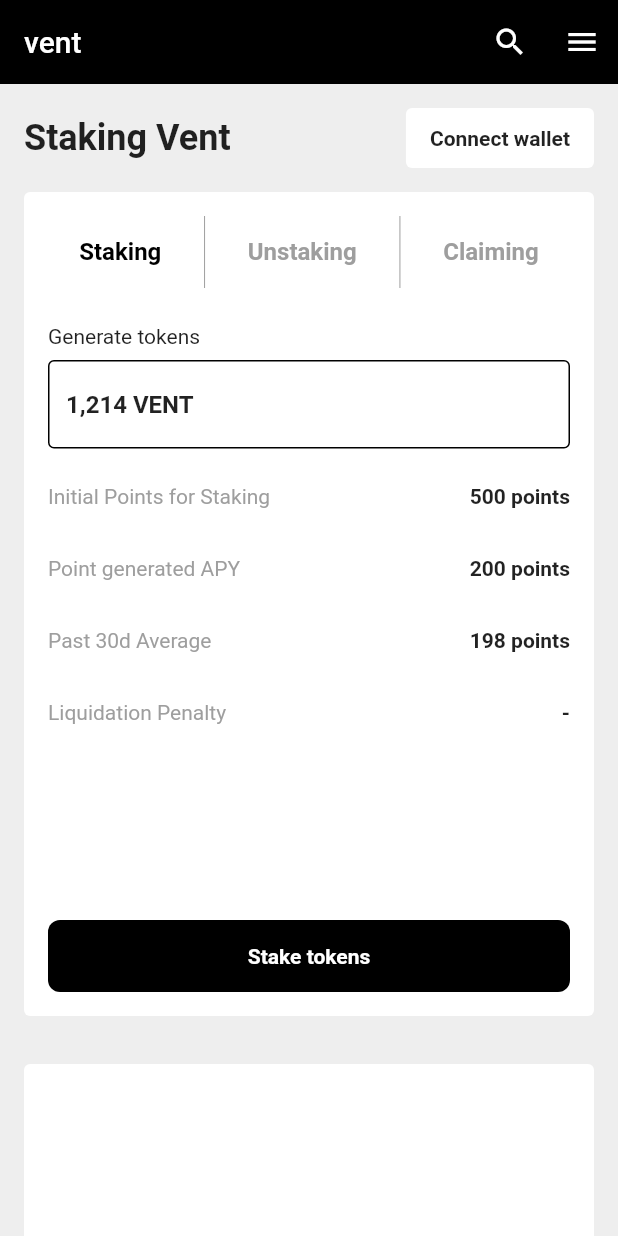
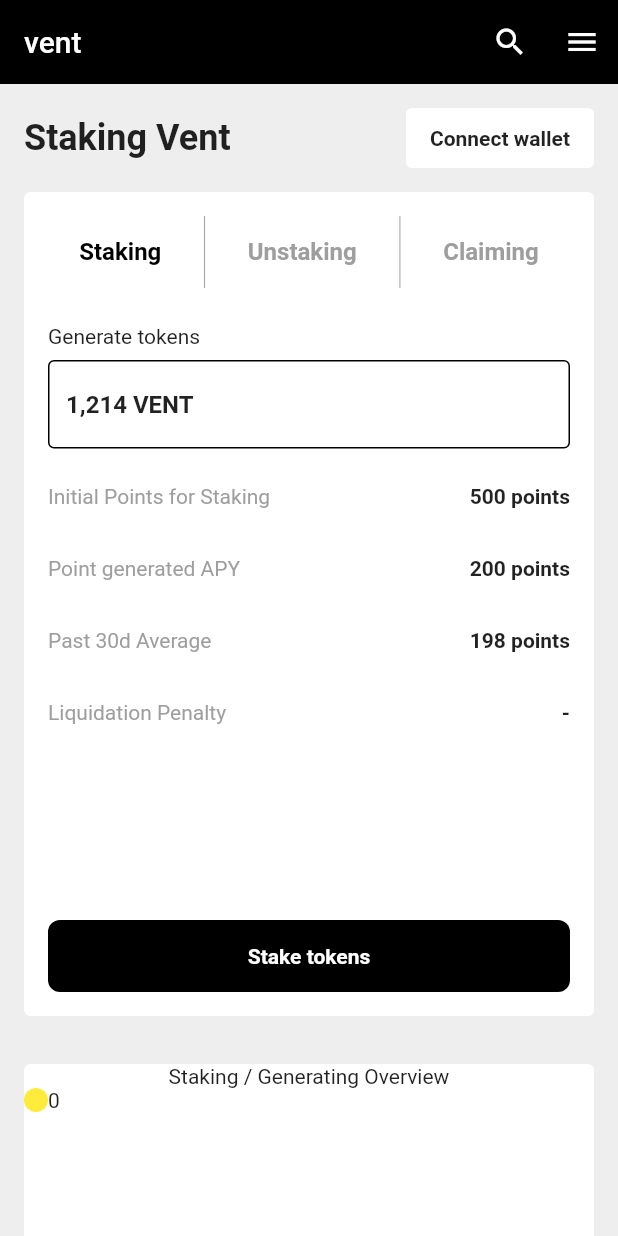
Before and after one commit to JAICHANGPARK/flutter_notebook_19th_story, a Flutter app: the screen it shows after launch, on a phone screen of 412 x 824 dp. Run offline on Flutter 3.47's test engine with Material 2 defaults, Android fonts, the phone set to English and light mode, and no system bars; drawn by our look-alikes of countup; our stand-ins replace cached_network_image, flutter_riverpod, freezed_annotation, smooth_page_indicator, video_player.

Commit message:
Update staking_main_page.dart

```diff
--- a/lib/ep1117_staking_app/src/ui/staking_main_page.dart
+++ b/lib/ep1117_staking_app/src/ui/staking_main_page.dart
@@ -1,4 +1,5 @@
 import 'package:flutter/material.dart';
+import 'package:countup/countup.dart';
 
 class StakingMainPage extends StatefulWidget {
   const StakingMainPage({Key? key}) : super(key: key);
@@ -499,7 +500,22 @@ class _StakingMainPageState extends State<StakingMainPage> with SingleTickerProv
                     color: Colors.white,
                     borderRadius: BorderRadius.circular(4),
                   ),
-                  child: const Center(),
+                  child:  Column(
+                    children: [
+                      Text("Staking / Generating Overview"),
+                      Row(
+                        children: [
+                          CircleAvatar(
+                            radius: 8,
+                            backgroundColor: Colors.yellow,
+                          ),
+                          Countup()
+
+                        ],
+                      )
+
+                    ],
+                  ),
                 ),
               ),
             ],
```
